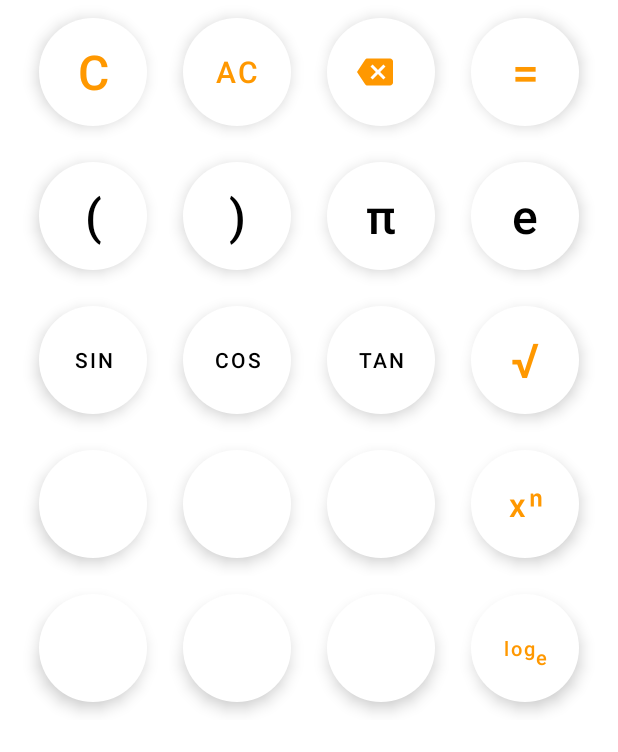
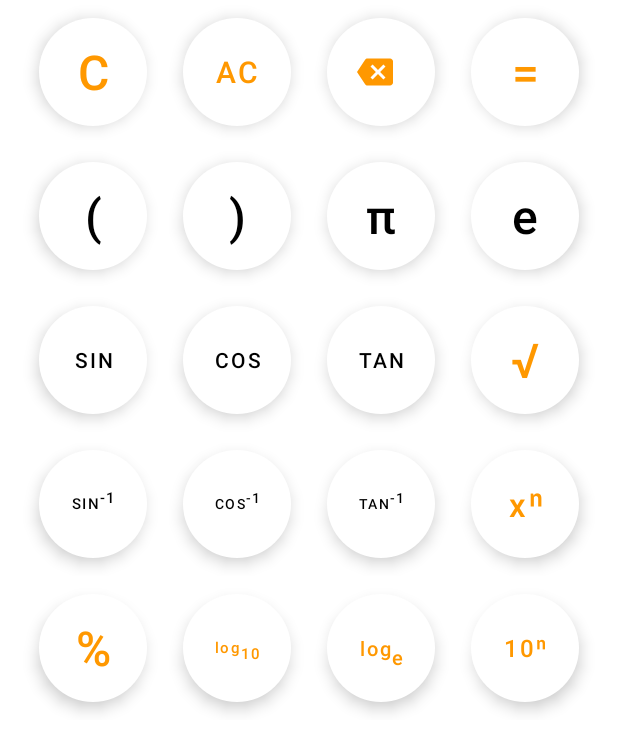
Before and after one commit to mario31274/CalculatorApp, an Android app: the layout fragment_keypad2.xml on its own in the app's theme, with its tools: preview values and no code run, on a phone screen of 412 x 824 dp. Shown: the top 752 px of the screen. Run offline under Robolectric (Android 15) with nearby library versions, the phone set to English and light mode, and no system bars.

Commit message:
fill empty keys on page 2

```diff
--- a/app/src/main/java/com/example/calculatorapp/MainActivity.kt
+++ b/app/src/main/java/com/example/calculatorapp/MainActivity.kt
@@ -79,7 +79,7 @@ class MainActivity : AppCompatActivity() {
         binding.textViewQuestion.text = binding.textViewAnswer.text.toString().drop(1)
     }
     fun onClearClick(view: View) {
-        binding.textViewQuestion.text = ""
+        onAnswerClick(view)
         lastNumeric = false
     }
     fun onOperatorClick(view: View) {
@@ -118,7 +118,6 @@ class MainActivity : AppCompatActivity() {
             val lastChar = binding.textViewQuestion.text.toString().last()
             if(lastChar.isDigit()){
                 lastNumeric = true
-                lastDot = false
                 onEqual()
             } else if(lastChar == '.') {
                 lastDot = true
@@ -163,4 +162,11 @@ class MainActivity : AppCompatActivity() {
         }
     }
 
+    fun onAnswerClick(view: View) {
+        if(!stateError && lastNumeric){
+            binding.textViewQuestion.text = binding.textViewAnswer.text.drop(1)
+            lastDot = true
+        }
+    }
+
 }
--- a/app/src/main/res/layout/fragment_keypad1.xml
+++ b/app/src/main/res/layout/fragment_keypad1.xml
@@ -179,9 +179,9 @@
             <com.google.android.material.button.MaterialButton
                 style="@style/operatorButton"
                 android:layout_margin="12dp"
-                android:onClick="onOperatorClick"
-                android:text="@string/button_mod"
-                android:textSize="32sp" />
+                android:onClick="onAnswerClick"
+                android:text="@string/button_ans"
+                android:textSize="14sp" />
 
             <com.google.android.material.button.MaterialButton
                 style="@style/operatorButton"
--- a/app/src/main/res/layout/fragment_keypad2.xml
+++ b/app/src/main/res/layout/fragment_keypad2.xml
@@ -133,20 +133,23 @@
             <com.google.android.material.button.MaterialButton
                 style="@style/digitButton"
                 android:layout_margin="12dp"
-                android:text=""
-                android:textSize="32sp" />
+                android:onClick="onFunctionClick"
+                android:text="@string/button_asin"
+                android:textSize="10sp" />
 
             <com.google.android.material.button.MaterialButton
                 style="@style/digitButton"
                 android:layout_margin="12dp"
-                android:text=""
-                android:textSize="32sp" />
+                android:onClick="onFunctionClick"
+                android:text="@string/button_acos"
+                android:textSize="9sp" />
 
             <com.google.android.material.button.MaterialButton
                 style="@style/digitButton"
                 android:layout_margin="12dp"
-                android:text=""
-                android:textSize="32sp" />
+                android:onClick="onFunctionClick"
+                android:text="@string/button_atan"
+                android:textSize="9sp" />
 
             <com.google.android.material.button.MaterialButton
                 style="@style/operatorButton"
@@ -165,22 +168,19 @@
             android:orientation="horizontal">
 
             <com.google.android.material.button.MaterialButton
-                style="@style/digitButton"
+                style="@style/operatorButton"
                 android:layout_margin="12dp"
-                android:text=""
-                android:textSize="32sp" />
-
-            <com.google.android.material.button.MaterialButton
-                style="@style/digitButton"
-                android:layout_margin="12dp"
-                android:text=""
+                android:onClick="onOperatorClick"
+                android:text="@string/button_mod"
                 android:textSize="32sp" />
 
             <com.google.android.material.button.MaterialButton
                 style="@style/operatorButton"
                 android:layout_margin="12dp"
-                android:text=""
-                android:textSize="32sp" />
+                android:onClick="onFunctionClick"
+                android:text="@string/button_log10"
+                android:textAllCaps="false"
+                android:textSize="10sp" />
 
             <com.google.android.material.button.MaterialButton
                 style="@style/operatorButton"
@@ -189,6 +189,14 @@
                 android:text="@string/button_log"
                 android:textAllCaps="false"
                 android:textSize="13sp" />
+
+            <com.google.android.material.button.MaterialButton
+                style="@style/operatorButton"
+                android:layout_margin="12dp"
+                android:onClick="onFunctionClick"
+                android:text="@string/button_power_10"
+                android:textAllCaps="false"
+                android:textSize="16sp" />
         </LinearLayout>
     </LinearLayout>
 </FrameLayout>
--- a/app/src/main/res/values/strings.xml
+++ b/app/src/main/res/values/strings.xml
@@ -36,4 +36,9 @@
     <string name="button_sqrt">√</string>
     <string name="button_power">xⁿ</string>
     <string name="button_log">log<sub>e</sub></string>
+    <string name="button_log10">log<sub>10</sub></string>
+    <string name="button_asin">sin<sup>-1</sup></string>
+    <string name="button_acos">cos<sup>-1</sup></string>
+    <string name="button_atan">tan<sup>-1</sup></string>
+    <string name="button_power_10">10ⁿ</string>
 </resources>
```
